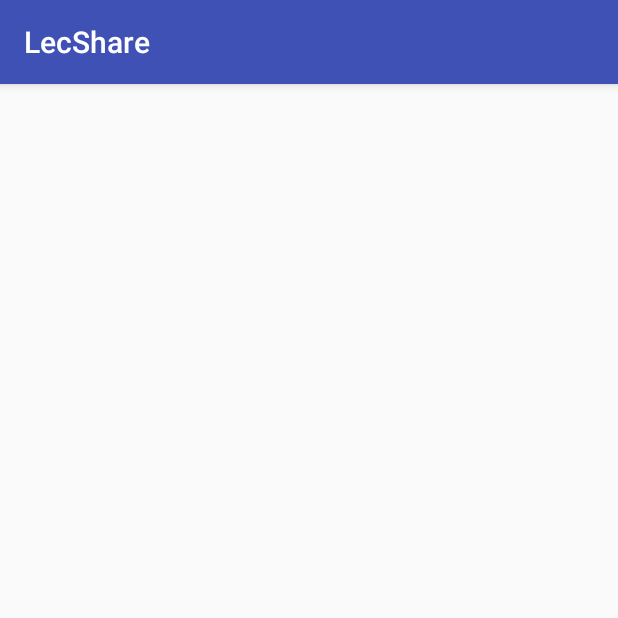
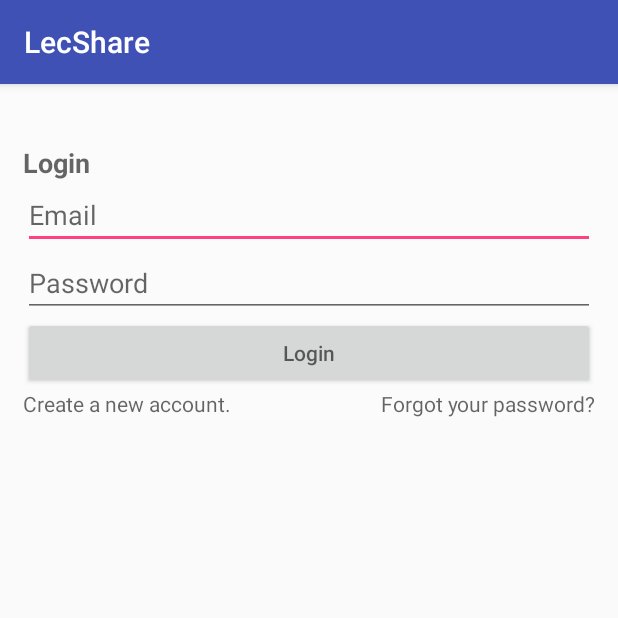
Before and after one commit to mickey0142/LecShare, an Android app: the fragment LoginFragment shown on its own in the app's theme, on a phone screen of 412 x 824 dp, the top half of it. Run offline under Robolectric (Android 15) with nearby library versions, the phone set to English and light mode, and no system bars; our stand-ins replace Firebase (no records; nobody signed in at launch, a user with empty details on screens opened directly).

Commit message:
layout register, login

```diff
--- a/app/src/main/res/layout/fragment_login.xml
+++ b/app/src/main/res/layout/fragment_login.xml
@@ -2,5 +2,56 @@
 <LinearLayout xmlns:android="http://schemas.android.com/apk/res/android"
               android:layout_width="match_parent"
               android:layout_height="match_parent">
+    <ScrollView
+            android:layout_width="match_parent"
+            android:layout_height="wrap_content">
+        <LinearLayout
+                android:layout_width="match_parent"
+                android:layout_height="wrap_content"
+                android:orientation="vertical"
+                android:paddingTop="40dp"
+                android:background="#fbfbfb"
+        android:paddingStart="15dp"
+        android:paddingEnd="15dp">
 
+            <TextView
+                    android:hint="@string/login"
+                    android:layout_width="match_parent"
+                    android:layout_height="wrap_content"
+            android:textSize="18sp"
+            android:textStyle="bold"
+            android:textColor="#000000"/>
+            <EditText
+                    android:layout_width="match_parent"
+                    android:layout_height="wrap_content"
+                    android:inputType="textEmailAddress"
+                    android:hint="@string/email"
+                    android:id="@+id/email"/>
+            <EditText
+                    android:layout_width="match_parent"
+                    android:layout_height="wrap_content"
+                    android:inputType="textPassword"
+                    android:hint="@string/password"
+                    android:ems="10"
+                    android:id="@+id/password"/>
+            <Button
+                    android:hint="@string/login"
+                    android:layout_width="match_parent"
+                    android:layout_height="wrap_content" android:id="@+id/loginBtn"/>
+            <TextView
+                    android:hint="@string/newAccount"
+                    android:layout_width="match_parent"
+                    android:layout_height="wrap_content" android:id="@+id/newAccount"/>
+            <TextView
+                    android:hint="@string/forgotPassword"
+                    android:layout_width="match_parent"
+                    android:layout_height="wrap_content" android:id="@+id/forgotPassword"
+            android:gravity="end"
+            android:layout_marginTop="-19dp"/>
+            <android.support.constraint.Guideline
+                    android:orientation="horizontal"
+                    android:layout_width="match_parent"
+                    android:layout_height="wrap_content" android:id="@+id/guideline"/>
+        </LinearLayout>
+    </ScrollView>
 </LinearLayout>
--- a/app/src/main/res/layout/fragment_register.xml
+++ b/app/src/main/res/layout/fragment_register.xml
@@ -17,35 +17,33 @@
                     android:layout_height="wrap_content"
                     android:inputType="textPersonName"
                     android:hint="@string/username"
-                    android:ems="10"
                     android:id="@+id/username" android:layout_weight="1"/>
             <EditText
                     android:layout_width="match_parent"
                     android:layout_height="wrap_content"
                     android:inputType="number"
                     android:hint="@string/idNumber"
-                    android:ems="10"
+                    android:ems="8"
                     android:id="@+id/stdNumber" android:layout_weight="1"/>
             <EditText
                     android:layout_width="match_parent"
                     android:layout_height="wrap_content"
                     android:inputType="textEmailAddress"
                     android:hint="@string/email"
-                    android:ems="10"
                     android:id="@+id/email" android:layout_weight="1"/>
             <EditText
                     android:layout_width="match_parent"
                     android:layout_height="wrap_content"
                     android:inputType="textPassword"
                     android:hint="@string/password"
-                    android:ems="10"
+                    android:ems="15"
                     android:id="@+id/password" android:layout_weight="1"/>
             <EditText
                     android:layout_width="match_parent"
                     android:layout_height="wrap_content"
                     android:inputType="textPassword"
                     android:hint="@string/rePassword"
-                    android:ems="10"
+                    android:ems="15"
                     android:id="@+id/rePassword" android:layout_weight="1"/>
             <Button
                     android:hint="@string/register"
--- a/app/src/main/res/values/strings.xml
+++ b/app/src/main/res/values/strings.xml
@@ -6,4 +6,7 @@
     <string name="email">Email</string>
     <string name="register">Register</string>
     <string name="idNumber">Student\'s ID number</string>
+    <string name="login">Login</string>
+    <string name="newAccount">Create a new account.</string>
+    <string name="forgotPassword">Forgot your password?</string>
 </resources>
```
